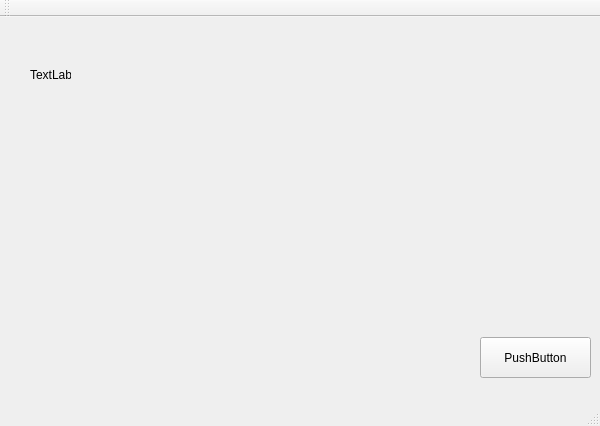
Before: the Qt Designer form mainwindow.ui in alexnadratupu/AlePede, drawn with Qt 5.
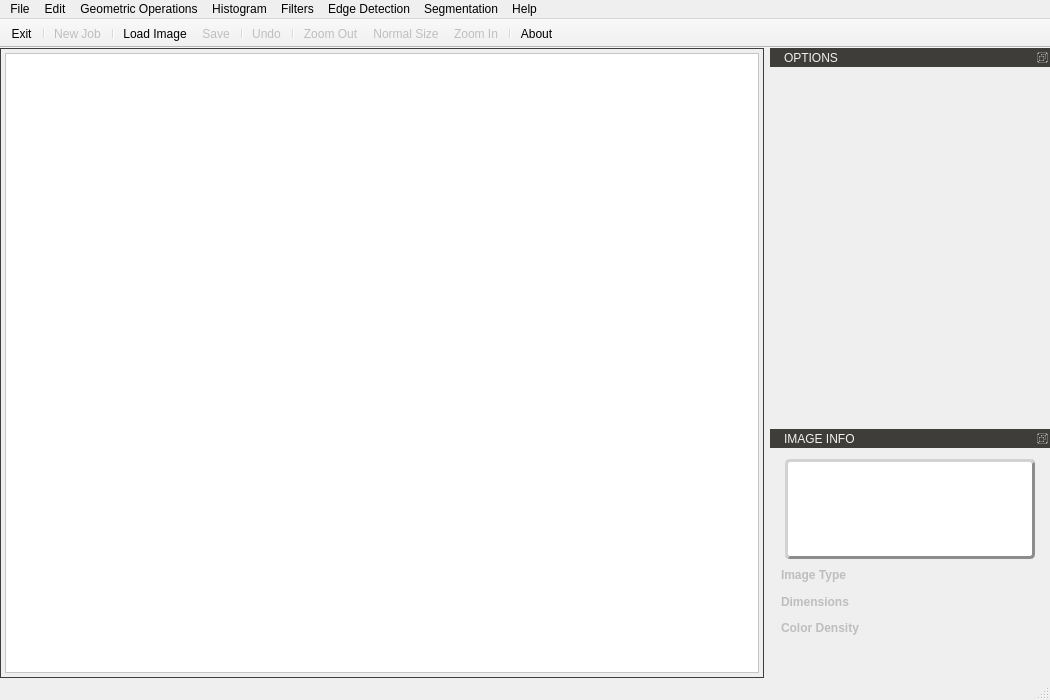
After: the same form once the commit is applied. Icons and pictures are not drawn. Custom widgets are drawn as their Qt base class.

Commit message: added ui + cpp + controller for image processing(+added virtual basic classes)

Diff of the .ui file:
```diff
--- a/mainwindow.ui
+++ b/mainwindow.ui
@@ -6,62 +6,993 @@
    <rect>
     <x>0</x>
     <y>0</y>
-    <width>600</width>
-    <height>426</height>
+    <width>1050</width>
+    <height>700</height>
    </rect>
   </property>
+  <property name="minimumSize">
+   <size>
+    <width>1050</width>
+    <height>700</height>
+   </size>
+  </property>
   <property name="windowTitle">
-   <string>MainWindow</string>
+   <string>PreCyclus Image Processing Software</string>
+  </property>
+  <property name="windowIcon">
+   <iconset>
+    <normaloff>:/icons/logoFinal.gif</normaloff>:/icons/logoFinal.gif</iconset>
+  </property>
+  <property name="styleSheet">
+   <string notr="true"> QDockWidget::title {
+     text-align: left;
+     background: rgb(62, 61, 58);
+     padding-left: 10px;
+ }
+QDockWidget{
+    border: 2px solid rgb(62, 61, 58);
+    color:rgb(242, 241, 240)
+}
+
+</string>
   </property>
   <widget class="QWidget" name="centralWidget">
-   <widget class="QPushButton" name="pushButton">
-    <property name="geometry">
-     <rect>
-      <x>480</x>
-      <y>320</y>
-      <width>111</width>
-      <height>41</height>
-     </rect>
+   <property name="enabled">
+    <bool>true</bool>
+   </property>
+   <property name="styleSheet">
+    <string notr="true">#centralWidget{
+border: 1px solid rgb(62, 61, 58);
+}</string>
+   </property>
+   <layout class="QVBoxLayout" name="verticalLayout">
+    <property name="leftMargin">
+     <number>5</number>
     </property>
-    <property name="text">
-     <string>PushButton</string>
+    <property name="topMargin">
+     <number>5</number>
     </property>
-   </widget>
-   <widget class="QLabel" name="label">
-    <property name="geometry">
-     <rect>
-      <x>30</x>
-      <y>50</y>
-      <width>41</width>
-      <height>16</height>
-     </rect>
+    <property name="rightMargin">
+     <number>5</number>
     </property>
-    <property name="text">
-     <string>TextLabel</string>
+    <property name="bottomMargin">
+     <number>5</number>
     </property>
-   </widget>
+    <item>
+     <widget class="QScrollArea" name="scrollArea">
+      <property name="styleSheet">
+       <string notr="true">background-color: rgb(255, 255, 255);</string>
+      </property>
+      <property name="verticalScrollBarPolicy">
+       <enum>Qt::ScrollBarAsNeeded</enum>
+      </property>
+      <property name="horizontalScrollBarPolicy">
+       <enum>Qt::ScrollBarAsNeeded</enum>
+      </property>
+      <property name="widgetResizable">
+       <bool>true</bool>
+      </property>
+      <widget class="QWidget" name="scrollAreaWidgetContents">
+       <property name="enabled">
+        <bool>true</bool>
+       </property>
+       <property name="geometry">
+        <rect>
+         <x>0</x>
+         <y>0</y>
+         <width>757</width>
+         <height>602</height>
+        </rect>
+       </property>
+       <property name="layoutDirection">
+        <enum>Qt::LeftToRight</enum>
+       </property>
+       <layout class="QGridLayout" name="gridLayout">
+        <item row="0" column="0">
+         <widget class="QSplitter" name="splitter_2">
+          <property name="orientation">
+           <enum>Qt::Horizontal</enum>
+          </property>
+          <widget class="QSplitter" name="splitter">
+           <property name="orientation">
+            <enum>Qt::Vertical</enum>
+           </property>
+           <widget class="CustomQLabel" name="label_Imagen">
+            <property name="sizePolicy">
+             <sizepolicy hsizetype="Preferred" vsizetype="Preferred">
+              <horstretch>0</horstretch>
+              <verstretch>0</verstretch>
+             </sizepolicy>
+            </property>
+            <property name="text">
+             <string/>
+            </property>
+            <property name="alignment">
+             <set>Qt::AlignCenter</set>
+            </property>
+           </widget>
+          </widget>
+         </widget>
+        </item>
+       </layout>
+      </widget>
+     </widget>
+    </item>
+   </layout>
   </widget>
   <widget class="QMenuBar" name="menuBar">
    <property name="geometry">
     <rect>
      <x>0</x>
      <y>0</y>
-     <width>600</width>
+     <width>1050</width>
      <height>21</height>
     </rect>
    </property>
+   <widget class="QMenu" name="menuFile">
+    <property name="title">
+     <string>File</string>
+    </property>
+    <addaction name="actionNew_Job"/>
+    <addaction name="separator"/>
+    <addaction name="action_Load_Image"/>
+    <addaction name="actionSave"/>
+    <addaction name="separator"/>
+    <addaction name="actionExit"/>
+   </widget>
+   <widget class="QMenu" name="menuHelp">
+    <property name="title">
+     <string>Help</string>
+    </property>
+    <addaction name="actionAbout"/>
+   </widget>
+   <widget class="QMenu" name="menuEdit">
+    <property name="title">
+     <string>Edit</string>
+    </property>
+    <addaction name="actionUndo"/>
+    <addaction name="actionChange_Color_Depth"/>
+    <addaction name="actionConver_to_GrayScale"/>
+   </widget>
+   <widget class="QMenu" name="menuHistogram">
+    <property name="title">
+     <string>Histogram</string>
+    </property>
+    <widget class="QMenu" name="menuContrast_2">
+     <property name="title">
+      <string>Contrast</string>
+     </property>
+     <addaction name="actionStretching"/>
+     <addaction name="actionGamma_Correction"/>
+    </widget>
+    <addaction name="actionThreshold"/>
+    <addaction name="separator"/>
+    <addaction name="actionEqualization"/>
+    <addaction name="separator"/>
+    <addaction name="menuContrast_2"/>
+   </widget>
+   <widget class="QMenu" name="menuFilters">
+    <property name="title">
+     <string>Filters</string>
+    </property>
+    <addaction name="actionMean"/>
+    <addaction name="actionConvolution"/>
+    <addaction name="actionGaussiana"/>
+    <addaction name="actionNoise_Cleaning_Line"/>
+    <addaction name="actionNoise_Cleaning_Pixel"/>
+    <addaction name="actionMorphological"/>
+   </widget>
+   <widget class="QMenu" name="menuEdge_Detector">
+    <property name="title">
+     <string>Edge Detection</string>
+    </property>
+    <addaction name="actionSobel"/>
+    <addaction name="actionCanny"/>
+   </widget>
+   <widget class="QMenu" name="menuSegmentation">
+    <property name="title">
+     <string>Segmentation</string>
+    </property>
+    <addaction name="actionK_Means"/>
+    <addaction name="actionChange_Frame"/>
+    <addaction name="actionRemoveCap"/>
+   </widget>
+   <widget class="QMenu" name="menuGeometric_Operations">
+    <property name="title">
+     <string>Geometric Operations</string>
+    </property>
+    <addaction name="actionTranslation"/>
+    <addaction name="actionReflection"/>
+    <addaction name="actionScaling"/>
+    <addaction name="actionRotation"/>
+   </widget>
+   <addaction name="menuFile"/>
+   <addaction name="menuEdit"/>
+   <addaction name="menuGeometric_Operations"/>
+   <addaction name="menuHistogram"/>
+   <addaction name="menuFilters"/>
+   <addaction name="menuEdge_Detector"/>
+   <addaction name="menuSegmentation"/>
+   <addaction name="menuHelp"/>
   </widget>
-  <widget class="QToolBar" name="mainToolBar">
+  <widget class="QToolBar" name="toolBar">
+   <property name="minimumSize">
+    <size>
+     <width>0</width>
+     <height>0</height>
+    </size>
+   </property>
+   <property name="windowTitle">
+    <string>toolBar</string>
+   </property>
+   <property name="autoFillBackground">
+    <bool>false</bool>
+   </property>
+   <property name="movable">
+    <bool>false</bool>
+   </property>
+   <property name="allowedAreas">
+    <set>Qt::TopToolBarArea</set>
+   </property>
+   <property name="iconSize">
+    <size>
+     <width>35</width>
+     <height>35</height>
+    </size>
+   </property>
+   <property name="floatable">
+    <bool>false</bool>
+   </property>
    <attribute name="toolBarArea">
     <enum>TopToolBarArea</enum>
    </attribute>
    <attribute name="toolBarBreak">
     <bool>false</bool>
    </attribute>
+   <addaction name="actionExit"/>
+   <addaction name="separator"/>
+   <addaction name="actionNew_Job"/>
+   <addaction name="separator"/>
+   <addaction name="action_Load_Image"/>
+   <addaction name="actionSave"/>
+   <addaction name="separator"/>
+   <addaction name="actionUndo"/>
+   <addaction name="separator"/>
+   <addaction name="actionZoom_Out"/>
+   <addaction name="action_Normal_Size"/>
+   <addaction name="actionZoom_In"/>
+   <addaction name="separator"/>
+   <addaction name="actionAbout"/>
+  </widget>
+  <widget class="QDockWidget" name="dockWidget">
+   <property name="minimumSize">
+    <size>
+     <width>280</width>
+     <height>381</height>
+    </size>
+   </property>
+   <property name="maximumSize">
+    <size>
+     <width>280</width>
+     <height>381</height>
+    </size>
+   </property>
+   <property name="styleSheet">
+    <string notr="true"/>
+   </property>
+   <property name="floating">
+    <bool>false</bool>
+   </property>
+   <property name="features">
+    <set>QDockWidget::DockWidgetFloatable|QDockWidget::DockWidgetMovable</set>
+   </property>
+   <property name="allowedAreas">
+    <set>Qt::LeftDockWidgetArea|Qt::RightDockWidgetArea</set>
+   </property>
+   <property name="windowTitle">
+    <string>OPTIONS</string>
+   </property>
+   <attribute name="dockWidgetArea">
+    <number>2</number>
+   </attribute>
+   <widget class="QWidget" name="dockWidgetContents">
+    <layout class="QHBoxLayout" name="horizontalLayout_5">
+     <item>
+      <widget class="QWidget" name="widget_options" native="true">
+       <property name="styleSheet">
+        <string notr="true"/>
+       </property>
+      </widget>
+     </item>
+    </layout>
+   </widget>
+  </widget>
+  <widget class="QDockWidget" name="dockWidget_ImageInfo">
+   <property name="maximumSize">
+    <size>
+     <width>280</width>
+     <height>220</height>
+    </size>
+   </property>
+   <property name="styleSheet">
+    <string notr="true"/>
+   </property>
+   <property name="floating">
+    <bool>false</bool>
+   </property>
+   <property name="features">
+    <set>QDockWidget::DockWidgetFloatable|QDockWidget::DockWidgetMovable</set>
+   </property>
+   <property name="allowedAreas">
+    <set>Qt::LeftDockWidgetArea|Qt::RightDockWidgetArea</set>
+   </property>
+   <property name="windowTitle">
+    <string>IMAGE INFO</string>
+   </property>
+   <attribute name="dockWidgetArea">
+    <number>2</number>
+   </attribute>
+   <widget class="QWidget" name="dockWidgetContents_dockWidget_ImageInfo">
+    <layout class="QVBoxLayout" name="verticalLayout_2">
+     <item>
+      <layout class="QHBoxLayout" name="horizontalLayout_4">
+       <item>
+        <spacer name="horizontalSpacer">
+         <property name="orientation">
+          <enum>Qt::Horizontal</enum>
+         </property>
+         <property name="sizeHint" stdset="0">
+          <size>
+           <width>40</width>
+           <height>20</height>
+          </size>
+         </property>
+        </spacer>
+       </item>
+       <item>
+        <widget class="QLabel" name="label_Histogram">
+         <property name="sizePolicy">
+          <sizepolicy hsizetype="Fixed" vsizetype="Fixed">
+           <horstretch>29</horstretch>
+           <verstretch>30</verstretch>
+          </sizepolicy>
+         </property>
+         <property name="minimumSize">
+          <size>
+           <width>250</width>
+           <height>100</height>
+          </size>
+         </property>
+         <property name="styleSheet">
+          <string notr="true">border-style: outset;
+border-width: 3px;
+border-color: rgb(140, 140, 140);
+border-radius: 5px;
+background-color: rgb(255, 255, 255);</string>
+         </property>
+         <property name="text">
+          <string/>
+         </property>
+         <property name="alignment">
+          <set>Qt::AlignCenter</set>
+         </property>
+        </widget>
+       </item>
+       <item>
+        <spacer name="horizontalSpacer_2">
+         <property name="orientation">
+          <enum>Qt::Horizontal</enum>
+         </property>
+         <property name="sizeHint" stdset="0">
+          <size>
+           <width>40</width>
+           <height>20</height>
+          </size>
+         </property>
+        </spacer>
+       </item>
+      </layout>
+     </item>
+     <item>
+      <layout class="QHBoxLayout" name="horizontalLayout_3">
+       <item>
+        <widget class="QLabel" name="label_ImageType">
+         <property name="enabled">
+          <bool>false</bool>
+         </property>
+         <property name="font">
+          <font>
+           <weight>75</weight>
+           <bold>true</bold>
+          </font>
+         </property>
+         <property name="text">
+          <string>Image Type</string>
+         </property>
+         <property name="alignment">
+          <set>Qt::AlignLeading|Qt::AlignLeft|Qt::AlignVCenter</set>
+         </property>
+        </widget>
+       </item>
+       <item>
+        <widget class="QLabel" name="label_ImageTypeValue">
+         <property name="enabled">
+          <bool>true</bool>
+         </property>
+         <property name="text">
+          <string/>
+         </property>
+         <property name="alignment">
+          <set>Qt::AlignLeading|Qt::AlignLeft|Qt::AlignVCenter</set>
+         </property>
+        </widget>
+       </item>
+      </layout>
+     </item>
+     <item>
+      <layout class="QHBoxLayout" name="horizontalLayout_2">
+       <item>
+        <widget class="QLabel" name="label_Dimensions">
+         <property name="enabled">
+          <bool>false</bool>
+         </property>
+         <property name="font">
+          <font>
+           <weight>75</weight>
+           <bold>true</bold>
+          </font>
+         </property>
+         <property name="text">
+          <string>Dimensions</string>
+         </property>
+         <property name="alignment">
+          <set>Qt::AlignLeading|Qt::AlignLeft|Qt::AlignVCenter</set>
+         </property>
+        </widget>
+       </item>
+       <item>
+        <widget class="QLabel" name="label_DimensionsValue">
+         <property name="enabled">
+          <bool>true</bool>
+         </property>
+         <property name="text">
+          <string/>
+         </property>
+         <property name="alignment">
+          <set>Qt::AlignLeading|Qt::AlignLeft|Qt::AlignVCenter</set>
+         </property>
+        </widget>
+       </item>
+      </layout>
+     </item>
+     <item>
+      <layout class="QHBoxLayout" name="horizontalLayout">
+       <item>
+        <widget class="QLabel" name="label_Density">
+         <property name="enabled">
+          <bool>false</bool>
+         </property>
+         <property name="font">
+          <font>
+           <weight>75</weight>
+           <bold>true</bold>
+          </font>
+         </property>
+         <property name="text">
+          <string>Color Density</string>
+         </property>
+         <property name="alignment">
+          <set>Qt::AlignLeading|Qt::AlignLeft|Qt::AlignVCenter</set>
+         </property>
+        </widget>
+       </item>
+       <item>
+        <widget class="QLabel" name="label_DensityValue">
+         <property name="enabled">
+          <bool>true</bool>
+         </property>
+         <property name="text">
+          <string/>
+         </property>
+         <property name="alignment">
+          <set>Qt::AlignLeading|Qt::AlignLeft|Qt::AlignVCenter</set>
+         </property>
+        </widget>
+       </item>
+      </layout>
+     </item>
+    </layout>
+   </widget>
   </widget>
   <widget class="QStatusBar" name="statusBar"/>
+  <action name="actionExit">
+   <property name="icon">
+    <iconset>
+     <normaloff>:/icons/application_exit.png</normaloff>:/icons/application_exit.png</iconset>
+   </property>
+   <property name="text">
+    <string>&amp;Exit</string>
+   </property>
+   <property name="shortcut">
+    <string>Ctrl+Q</string>
+   </property>
+  </action>
+  <action name="actionAbout">
+   <property name="icon">
+    <iconset>
+     <normaloff>:/icons/about.png</normaloff>:/icons/about.png</iconset>
+   </property>
+   <property name="text">
+    <string>About</string>
+   </property>
+  </action>
+  <action name="actionNew_Job">
+   <property name="enabled">
+    <bool>false</bool>
+   </property>
+   <property name="icon">
+    <iconset>
+     <normaloff>:/icons/newProject.png</normaloff>:/icons/newProject.png</iconset>
+   </property>
+   <property name="text">
+    <string>&amp;New Job</string>
+   </property>
+   <property name="shortcut">
+    <string>Ctrl+N</string>
+   </property>
+  </action>
+  <action name="actionUndo">
+   <property name="enabled">
+    <bool>false</bool>
+   </property>
+   <property name="icon">
+    <iconset>
+     <normaloff>:/icons/Undo.png</normaloff>:/icons/Undo.png</iconset>
+   </property>
+   <property name="text">
+    <string>Undo</string>
+   </property>
+   <property name="shortcut">
+    <string>Ctrl+Z</string>
+   </property>
+  </action>
+  <action name="actionChange_Color_Depth">
+   <property name="enabled">
+    <bool>false</bool>
+   </property>
+   <property name="text">
+    <string>Change Color Depth</string>
+   </property>
+  </action>
+  <action name="actionConver_to_GrayScale">
+   <property name="enabled">
+    <bool>false</bool>
+   </property>
+   <property name="text">
+    <string>Conver to GrayScale</string>
+   </property>
+   <property name="shortcut">
+    <string>Ctrl+Alt+G</string>
+   </property>
+  </action>
+  <action name="actionThreshold">
+   <property name="enabled">
+    <bool>false</bool>
+   </property>
+   <property name="text">
+    <string>Threshold</string>
+   </property>
+   <property name="shortcut">
+    <string>Ctrl+T</string>
+   </property>
+  </action>
+  <action name="actionEqualization">
+   <property name="enabled">
+    <bool>false</bool>
+   </property>
+   <property name="text">
+    <string>Equalization</string>
+   </property>
+  </action>
+  <action name="actionAdd">
+   <property name="enabled">
+    <bool>false</bool>
+   </property>
+   <property name="text">
+    <string>Add</string>
+   </property>
+  </action>
+  <action name="actionSubstract">
+   <property name="enabled">
+    <bool>false</bool>
+   </property>
+   <property name="text">
+    <string>Subtract</string>
+   </property>
+  </action>
+  <action name="actionMultiply">
+   <property name="enabled">
+    <bool>false</bool>
+   </property>
+   <property name="text">
+    <string>Multiply</string>
+   </property>
+  </action>
+  <action name="actionDivide">
+   <property name="enabled">
+    <bool>false</bool>
+   </property>
+   <property name="text">
+    <string>Divide</string>
+   </property>
+  </action>
+  <action name="actionMax">
+   <property name="enabled">
+    <bool>false</bool>
+   </property>
+   <property name="text">
+    <string>Max</string>
+   </property>
+  </action>
+  <action name="actionMin">
+   <property name="enabled">
+    <bool>false</bool>
+   </property>
+   <property name="text">
+    <string>Min</string>
+   </property>
+  </action>
+  <action name="actionAND">
+   <property name="enabled">
+    <bool>false</bool>
+   </property>
+   <property name="text">
+    <string>AND</string>
+   </property>
+  </action>
+  <action name="actionOR">
+   <property name="enabled">
+    <bool>false</bool>
+   </property>
+   <property name="text">
+    <string>OR</string>
+   </property>
+  </action>
+  <action name="actionXOR">
+   <property name="enabled">
+    <bool>false</bool>
+   </property>
+   <property name="text">
+    <string>XOR</string>
+   </property>
+  </action>
+  <action name="actionNOT">
+   <property name="enabled">
+    <bool>false</bool>
+   </property>
+   <property name="text">
+    <string>NOT</string>
+   </property>
+  </action>
+  <action name="actionTranslation">
+   <property name="enabled">
+    <bool>false</bool>
+   </property>
+   <property name="text">
+    <string>Translation</string>
+   </property>
+  </action>
+  <action name="actionReflection">
+   <property name="enabled">
+    <bool>false</bool>
+   </property>
+   <property name="text">
+    <string>Reflection</string>
+   </property>
+  </action>
+  <action name="actionSave">
+   <property name="enabled">
+    <bool>false</bool>
+   </property>
+   <property name="icon">
+    <iconset>
+     <normaloff>:/icons/save.png</normaloff>:/icons/save.png</iconset>
+   </property>
+   <property name="text">
+    <string>&amp;Save</string>
+   </property>
+   <property name="shortcut">
+    <string>Ctrl+S</string>
+   </property>
+  </action>
+  <action name="actionWeighted_Average">
+   <property name="enabled">
+    <bool>false</bool>
+   </property>
+   <property name="text">
+    <string>Weighted Average</string>
+   </property>
+   <property name="toolTip">
+    <string>Weighted Average</string>
+   </property>
+  </action>
+  <action name="actionWindow_Level">
+   <property name="enabled">
+    <bool>false</bool>
+   </property>
+   <property name="text">
+    <string>Window - Level</string>
+   </property>
+   <property name="shortcut">
+    <string>Ctrl+Alt+W</string>
+   </property>
+  </action>
+  <action name="actionMean">
+   <property name="enabled">
+    <bool>false</bool>
+   </property>
+   <property name="text">
+    <string>Mean</string>
+   </property>
+   <property name="shortcut">
+    <string>Ctrl+Alt+M</string>
+   </property>
+  </action>
+  <action name="actionConvolution">
+   <property name="enabled">
+    <bool>false</bool>
+   </property>
+   <property name="text">
+    <string>Convolution</string>
+   </property>
+   <property name="shortcut">
+    <string>Ctrl+Alt+V</string>
+   </property>
+  </action>
+  <action name="actionGaussiana">
+   <property name="enabled">
+    <bool>false</bool>
+   </property>
+   <property name="text">
+    <string>Gaussiana</string>
+   </property>
+  </action>
+  <action name="actionSobel">
+   <property name="enabled">
+    <bool>false</bool>
+   </property>
+   <property name="text">
+    <string>Sobel</string>
+   </property>
+   <property name="shortcut">
+    <string>Ctrl+Alt+S</string>
+   </property>
+  </action>
+  <action name="actionCanny">
+   <property name="enabled">
+    <bool>false</bool>
+   </property>
+   <property name="text">
+    <string>Canny</string>
+   </property>
+   <property name="shortcut">
+    <string>Ctrl+Alt+C</string>
+   </property>
+  </action>
+  <action name="actionNoise_Cleaning_Line">
+   <property name="enabled">
+    <bool>false</bool>
+   </property>
+   <property name="text">
+    <string>Noise Cleaning Line</string>
+   </property>
+  </action>
+  <action name="actionNoise_Cleaning_Pixel">
+   <property name="enabled">
+    <bool>false</bool>
+   </property>
+   <property name="text">
+    <string>Noise Cleaning Pixel</string>
+   </property>
+  </action>
+  <action name="actionGamma_Correction">
+   <property name="enabled">
+    <bool>false</bool>
+   </property>
+   <property name="text">
+    <string>Gamma Correction</string>
+   </property>
+  </action>
+  <action name="actionStretching">
+   <property name="enabled">
+    <bool>false</bool>
+   </property>
+   <property name="text">
+    <string>Stretching</string>
+   </property>
+  </action>
+  <action name="actionMorphological">
+   <property name="enabled">
+    <bool>false</bool>
+   </property>
+   <property name="text">
+    <string>Morphological</string>
+   </property>
+   <property name="shortcut">
+    <string>Ctrl+Alt+D</string>
+   </property>
+  </action>
+  <action name="actionK_Means">
+   <property name="enabled">
+    <bool>false</bool>
+   </property>
+   <property name="text">
+    <string>K-Means</string>
+   </property>
+   <property name="shortcut">
+    <string>Ctrl+Alt+K</string>
+   </property>
+  </action>
+  <action name="actionErosion">
+   <property name="enabled">
+    <bool>false</bool>
+   </property>
+   <property name="text">
+    <string>Erosion</string>
+   </property>
+  </action>
+  <action name="actionOpening">
+   <property name="enabled">
+    <bool>false</bool>
+   </property>
+   <property name="text">
+    <string>Opening</string>
+   </property>
+  </action>
+  <action name="actionClosing">
+   <property name="enabled">
+    <bool>false</bool>
+   </property>
+   <property name="text">
+    <string>Closing</string>
+   </property>
+  </action>
+  <action name="actionScaling">
+   <property name="enabled">
+    <bool>false</bool>
+   </property>
+   <property name="text">
+    <string>Scaling</string>
+   </property>
+  </action>
+  <action name="actionRotation">
+   <property name="enabled">
+    <bool>false</bool>
+   </property>
+   <property name="text">
+    <string>Rotation</string>
+   </property>
+  </action>
+  <action name="action_Normal_Size">
+   <property name="enabled">
+    <bool>false</bool>
+   </property>
+   <property name="icon">
+    <iconset>
+     <normaloff>:/icons/OriginalSize.png</normaloff>:/icons/OriginalSize.png</iconset>
+   </property>
+   <property name="text">
+    <string>Normal Size</string>
+   </property>
+   <property name="toolTip">
+    <string>Normal Size</string>
+   </property>
+  </action>
+  <action name="action_Load_Image">
+   <property name="icon">
+    <iconset>
+     <normaloff>:/icons/open.png</normaloff>:/icons/open.png</iconset>
+   </property>
+   <property name="text">
+    <string>&amp;Load Image</string>
+   </property>
+   <property name="toolTip">
+    <string>Load Image</string>
+   </property>
+   <property name="shortcut">
+    <string>Ctrl+O</string>
+   </property>
+  </action>
+  <action name="actionZoom_In">
+   <property name="enabled">
+    <bool>false</bool>
+   </property>
+   <property name="icon">
+    <iconset>
+     <normaloff>:/icons/Zoom In.png</normaloff>:/icons/Zoom In.png</iconset>
+   </property>
+   <property name="text">
+    <string>Zoom In</string>
+   </property>
+   <property name="toolTip">
+    <string>Zoom In</string>
+   </property>
+   <property name="shortcut">
+    <string>Ctrl++</string>
+   </property>
+  </action>
+  <action name="actionZoom_Out">
+   <property name="enabled">
+    <bool>false</bool>
+   </property>
+   <property name="icon">
+    <iconset>
+     <normaloff>:/icons/Zoom Out.png</normaloff>:/icons/Zoom Out.png</iconset>
+   </property>
+   <property name="text">
+    <string>Zoom Out</string>
+   </property>
+   <property name="toolTip">
+    <string>Zoom Out</string>
+   </property>
+   <property name="shortcut">
+    <string>Ctrl+-</string>
+   </property>
+  </action>
+  <action name="actionChange_Frame">
+   <property name="enabled">
+    <bool>false</bool>
+   </property>
+   <property name="text">
+    <string>Change Frame</string>
+   </property>
+  </action>
+  <action name="actionConvert_to_PGM">
+   <property name="enabled">
+    <bool>false</bool>
+   </property>
+   <property name="text">
+    <string>Convert to PGM</string>
+   </property>
+  </action>
+  <action name="actionRemoveCap">
+   <property name="enabled">
+    <bool>false</bool>
+   </property>
+   <property name="text">
+    <string>RemoveCap</string>
+   </property>
+  </action>
+  <action name="actionWhite_Tissue">
+   <property name="enabled">
+    <bool>false</bool>
+   </property>
+   <property name="text">
+    <string>White Tissue</string>
+   </property>
+  </action>
+  <action name="actionGray_Tissue">
+   <property name="enabled">
+    <bool>false</bool>
+   </property>
+   <property name="text">
+    <string>Gray Tissue</string>
+   </property>
+  </action>
  </widget>
  <layoutdefault spacing="6" margin="11"/>
+ <customwidgets>
+  <customwidget>
+   <class>CustomQLabel</class>
+   <extends>QLabel</extends>
+   <header location="global">GUI/customqlabel.h</header>
+   <slots>
+    <signal>drawLine(QPoint,QPoint)</signal>
+    <signal>eraseLine()</signal>
+    <signal>mousePosition(QPoint)</signal>
+   </slots>
+  </customwidget>
+ </customwidgets>
  <resources/>
  <connections/>
 </ui>
```
Left out of the diff: 3 changed lines with no effect on the pictures. The commit also changes 52 other files.
